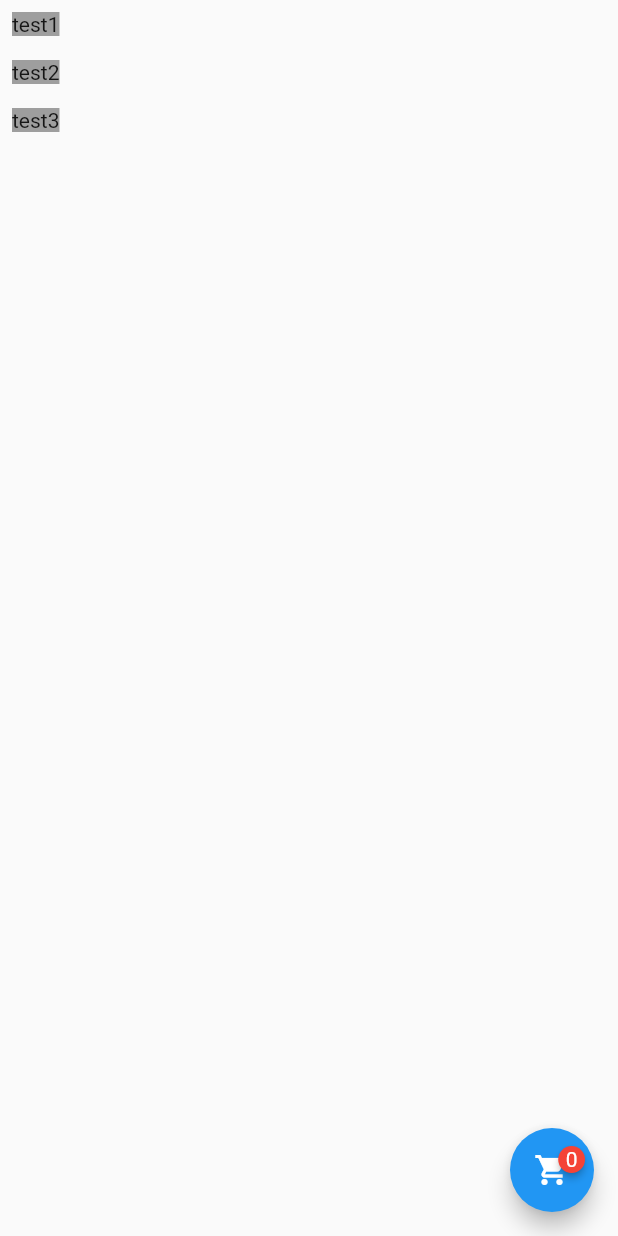
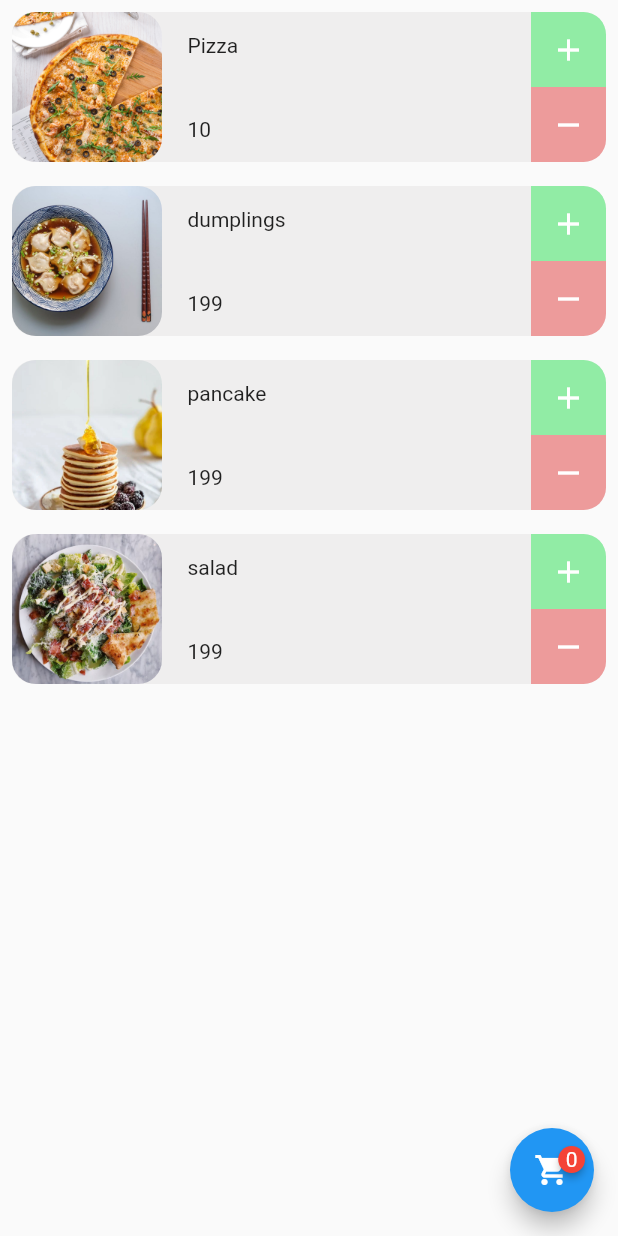
Before and after one commit to iEmDevX/flutter-food-list-workshop, a Flutter app: the screen it shows after launch, on a phone screen of 412 x 824 dp. Run offline on Flutter 3.47's test engine with Material 2 defaults, Android fonts, the phone set to English and light mode, and no system bars; drawn by our look-alikes of badges.

Commit message:
add answer

```diff
--- a/lib/entities/food_info.dart
+++ b/lib/entities/food_info.dart
@@ -1,12 +1,22 @@
 class FoodInfo {
-  const FoodInfo({required this.test});
+  FoodInfo({
+    required this.name,
+    required this.image,
+    required this.price,
+    this.amount = 0,
+  });
 
-  final String test;
-  // other attributes
-  // name: String
-  // image: String
-  // price: Number
-  // amount: Number
+  final String name;
+  final String image;
+  final int price;
+  int amount;
 
   // todo : function increase/decrease amount
+  void increaseAmount() {
+    amount++;
+  }
+
+  void decreaseAmount() {
+    if (amount > 0) amount--;
+  }
 }
--- a/lib/screens/food_list_screen.dart
+++ b/lib/screens/food_list_screen.dart
@@ -1,6 +1,8 @@
 import 'package:badges/badges.dart';
 import 'package:flutter/material.dart';
+import 'package:food_list/constants/image_constanst.dart';
 import 'package:food_list/entities/food_info.dart';
+import 'package:food_list/screens/food_order_screen.dart';
 import 'package:food_list/widgets/food_card_widget.dart';
 
 class FoodListScreen extends StatefulWidget {
@@ -12,22 +14,49 @@ class FoodListScreen extends StatefulWidget {
 
 class _FoodListScreenState extends State<FoodListScreen> {
   final List<FoodInfo> foods = [
-    const FoodInfo(test: 'test1'),
-    const FoodInfo(test: 'test2'),
-    const FoodInfo(test: 'test3'),
+    FoodInfo(
+      name: 'Pizza',
+      image: FoodListImage.pizza,
+      price: 10,
+    ),
+    FoodInfo(
+      name: 'dumplings',
+      image: FoodListImage.dumplings,
+      price: 199,
+    ),
+    FoodInfo(
+      name: 'pancake',
+      image: FoodListImage.pancake,
+      price: 199,
+    ),
+    FoodInfo(
+      name: 'salad',
+      image: FoodListImage.salad,
+      price: 199,
+    ),
   ];
 
   void onPressedOrderButton() {
+    //
+    Navigator.of(context).push(
+      MaterialPageRoute(
+        builder: (context) => FoodOrderScreen(foods: foods),
+      ),
+    );
     // todo: Go to Order Screen, Send food details
   }
 
   String getAmountOrder() {
-    // todo: edit this function
-    return '0';
+    int sum = 0;
+    for (var foodInfo in foods) {
+      sum += foodInfo.amount;
+    }
+    return sum.toString();
   }
 
-  // todo: decrease amount function
-  // todo: increase amount function
+  void onTapAmount() {
+    setState(() {});
+  }
 
   @override
   Widget build(BuildContext context) {
@@ -37,8 +66,8 @@ class _FoodListScreenState extends State<FoodListScreen> {
             .map<Widget>(
               (item) => FoodCardWidget(
                 foodInfo: item,
-                onTabIncrease: () {},
-                onTabDecrease: () {},
+                onTabIncrease: onTapAmount,
+                onTabDecrease: onTapAmount,
               ),
             )
             .toList(),
--- a/lib/widgets/food_card_widget.dart
+++ b/lib/widgets/food_card_widget.dart
@@ -18,13 +18,80 @@ class FoodCardWidget extends StatelessWidget {
   Widget build(BuildContext context) {
     return Padding(
       padding: const EdgeInsets.all(8.0),
-      child: GestureDetector(
-        onTap: () {
-          print("test tap");
-        },
-        child: Container(
-          decoration: const BoxDecoration(color: Colors.grey),
-          child: Text(foodInfo.test),
+      child: Container(
+        decoration: BoxDecoration(
+          borderRadius: BorderRadius.circular(15),
+          color: Color(0xFFEFEEEE),
+        ),
+        child: Row(
+          children: [
+            ClipRRect(
+              borderRadius: BorderRadius.circular(16.0),
+              child: Image.asset(
+                foodInfo.image,
+                width: 100,
+                height: 100,
+              ),
+            ),
+            Expanded(
+              child: Padding(
+                padding: const EdgeInsets.only(left: 17),
+                child: Column(
+                  crossAxisAlignment: CrossAxisAlignment.start,
+                  mainAxisSize: MainAxisSize.max,
+                  children: [
+                    Text(foodInfo.name),
+                    SizedBox(height: 40),
+                    Text(foodInfo.price.toString()),
+                  ],
+                ),
+              ),
+            ),
+            Column(
+              children: [
+                GestureDetector(
+                  onTap: () {
+                    foodInfo.increaseAmount();
+                    onTabIncrease();
+                  },
+                  child: Container(
+                    decoration: BoxDecoration(
+                      borderRadius: BorderRadius.only(
+                        topRight: Radius.circular(15),
+                      ),
+                      color: Color(0xFF91ECA5),
+                    ),
+                    height: 50,
+                    width: 50,
+                    child: Icon(
+                      Icons.add,
+                      color: Colors.white,
+                    ),
+                  ),
+                ),
+                GestureDetector(
+                  onTap: () {
+                    foodInfo.decreaseAmount();
+                    onTabDecrease();
+                  },
+                  child: Container(
+                    decoration: BoxDecoration(
+                      borderRadius: BorderRadius.only(
+                        bottomRight: Radius.circular(15),
+                      ),
+                      color: Color.fromRGBO(237, 155, 155, 1),
+                    ),
+                    height: 50,
+                    width: 50,
+                    child: Icon(
+                      Icons.remove,
+                      color: Colors.white,
+                    ),
+                  ),
+                ),
+              ],
+            ),
+          ],
         ),
       ),
     );
```
Also changed, not shown: lib/screens/food_order_screen.dart (+49 -0 lines), lib/widgets/food_card_amount_widget.dart (added, +44 -0 lines).
